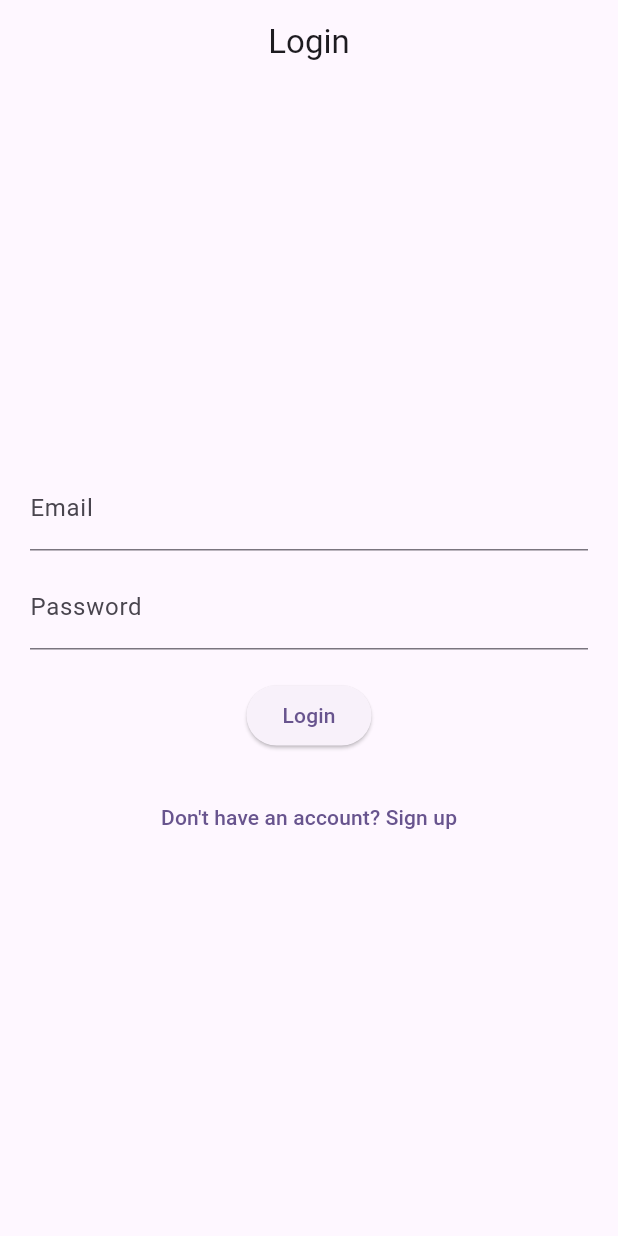
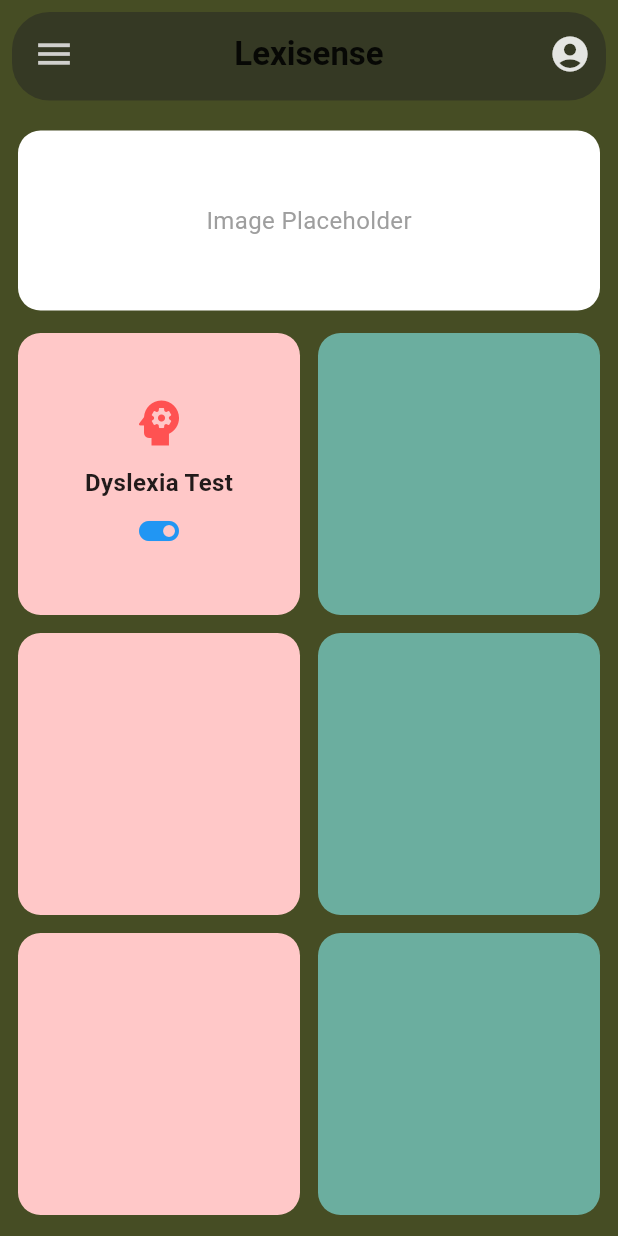
Before and after one commit to omsingh10/HUMAN_TRY, a Flutter app: the screen it shows after launch, on a phone screen of 412 x 824 dp. Run offline on Flutter 3.47's test engine with Material 3 defaults, Android fonts, the phone set to English and light mode, and no system bars; our stand-ins replace firebase_auth, firebase_core, flutter_dotenv; accounts and stored records are empty.

Commit message:
setteing-up home page

```diff
--- /dev/null
+++ b/lib/auth/auth_service.dart
@@ -0,0 +1,35 @@
+import 'package:firebase_auth/firebase_auth.dart';
+
+class AuthService {
+  final _auth = FirebaseAuth.instance;
+
+  Future<User?> signInWithEmail(String email, String password) async {
+    try {
+      UserCredential userCredential = await _auth.signInWithEmailAndPassword(
+        email: email.trim(),
+        password: password.trim(),
+      );
+      return userCredential.user;
+    } on FirebaseAuthException catch (e) {
+      print('Sign-in failed: ${e.message}');
+      return null;
+    }
+  }
+
+  Future<User?> signUpWithEmail(String email, String password) async {
+    try {
+      UserCredential userCredential = await _auth.createUserWithEmailAndPassword(
+        email: email.trim(),
+        password: password.trim(),
+      );
+      return userCredential.user;
+    } on FirebaseAuthException catch (e) {
+      print('Sign-up failed: ${e.message}');
+      return null;
+    }
+  }
+
+  Future<void> signOut() async {
+    await _auth.signOut();
+  }
+}
--- a/lib/widgets/home_screen.dart
+++ b/lib/widgets/home_screen.dart
@@ -0,0 +1,143 @@
+import 'package:flutter/material.dart';
+
+class HomeScreen extends StatefulWidget {
+  const HomeScreen({super.key});
+
+  @override
+  State<HomeScreen> createState() => _HomeScreenState();
+}
+
+class _HomeScreenState extends State<HomeScreen> {
+  @override
+  Widget build(BuildContext context) {
+    return SafeArea(
+      child: Scaffold(
+        backgroundColor: const Color.fromARGB(255, 70, 77, 36), // Dark green background
+
+        appBar: PreferredSize(
+          preferredSize: const Size.fromHeight(75.0),
+          child: Padding(
+            padding: const EdgeInsets.all(8.0),
+            child: AppBar(
+              backgroundColor: const Color.fromARGB(100, 20, 21, 21),
+              elevation: 1,
+              shape: const RoundedRectangleBorder(
+                borderRadius: BorderRadius.all(Radius.circular(25)),
+              ),
+              title: const Text(
+                "Lexisense",
+                style: TextStyle(
+                  fontWeight: FontWeight.bold,
+                  color: Colors.black87,
+                ),
+              ),
+
+              centerTitle: true,
+              leading: IconButton(
+                iconSize: 28,
+                icon: const Icon(Icons.menu, color: Color.fromARGB(221, 232, 231, 231)),
+                onPressed: () {},
+              ),
+
+              actions: [
+                IconButton(
+                  iconSize: 28,
+                  icon: const Icon(Icons.account_circle, color: Color.fromARGB(221, 255, 255, 255)),
+                  onPressed: () {},
+                ),
+              ],
+            ),
+          ),
+        ),
+
+        body: Padding(
+          padding: const EdgeInsets.all(12.0),
+          child: Column(
+            children: [
+              // Image Placeholder
+              Container(
+                height: 120,
+                decoration: BoxDecoration(
+                  color: Colors.white,
+                  borderRadius: BorderRadius.circular(15),
+                ),
+                child: const Center(
+                  child: Text(
+                    "Image Placeholder",
+                    style: TextStyle(color: Colors.grey, fontSize: 16),
+                  ),
+                ),
+              ),
+              const SizedBox(height: 15),
+
+              // Grid Layout
+              Expanded(
+                child: GridView.count(
+                  crossAxisCount: 2,
+                  mainAxisSpacing: 12,
+                  crossAxisSpacing: 12,
+                  children: [
+                    // Dyslexia Test Card
+                    GestureDetector(
+                      onTap: () {
+                        // Navigate to Dyslexia Test
+                      },
+                      child: Container(
+                        decoration: BoxDecoration(
+                          color: const Color(0xFFFFC8C8), // Pink
+                          borderRadius: BorderRadius.circular(15),
+                        ),
+                        child: Column(
+                          mainAxisAlignment: MainAxisAlignment.center,
+                          children: [
+                            const Icon(
+                              Icons.psychology,
+                              size: 40,
+                              color: Colors.redAccent,
+                            ),
+                            const SizedBox(height: 8),
+                            const Text(
+                              "Dyslexia Test",
+                              style: TextStyle(
+                                fontWeight: FontWeight.bold,
+                                fontSize: 16,
+                                color: Colors.black87,
+                              ),
+                            ),
+                            const SizedBox(height: 5),
+                            const Icon(
+                              Icons.toggle_on,
+                              size: 32,
+                              color: Colors.blue,
+                            ),
+                          ],
+                        ),
+                      ),
+                    ),
+
+                    // Other empty cards
+                    _buildEmptyCard(const Color(0xFF6BAE9F)), // Green
+                    _buildEmptyCard(const Color(0xFFFFC8C8)), // Pink
+                    _buildEmptyCard(const Color(0xFF6BAE9F)),
+                    _buildEmptyCard(const Color(0xFFFFC8C8)),
+                    _buildEmptyCard(const Color(0xFF6BAE9F)),
+                  ],
+                ),
+              ),
+            ],
+          ),
+        ),
+      ),
+    );
+  }
+
+  // Function to create empty cards
+  static Widget _buildEmptyCard(Color color) {
+    return Container(
+      decoration: BoxDecoration(
+        color: color,
+        borderRadius: BorderRadius.circular(15),
+      ),
+    );
+  }
+}
--- a/lib/widgets/main.dart
+++ b/lib/widgets/main.dart
@@ -1,12 +1,12 @@
+import 'package:desco/widgets/home_screen.dart';
 import 'package:flutter/foundation.dart';
 import 'package:flutter/material.dart';
 import 'package:firebase_core/firebase_core.dart';
 import 'package:flutter_dotenv/flutter_dotenv.dart';
-
-import '../auth/login_screen.dart';
+import 'firebase_options.dart';
 
 Future<void> main() async {
-  // Ensure Flutter binding is initialized before using platform channels
+  // Ensure Flutter binding is initialized
   WidgetsFlutterBinding.ensureInitialized();
 
   // Load environment variables
@@ -25,7 +25,9 @@ Future<void> main() async {
       ),
     );
   } else {
-    await Firebase.initializeApp();
+    await Firebase.initializeApp(
+      options: DefaultFirebaseOptions.currentPlatform,
+    );
   }
 
   runApp(const MyApp());
@@ -43,7 +45,7 @@ class MyApp extends StatelessWidget {
         colorScheme: ColorScheme.fromSeed(seedColor: Colors.deepPurple),
         useMaterial3: true,
       ),
-      home: const LoginScreen(),
+      home: const HomeScreen(),
     );
   }
 }
```
Also changed, not shown: firebase.json (added), lib/widgets/firebase_options.dart (added), 1 other file.
